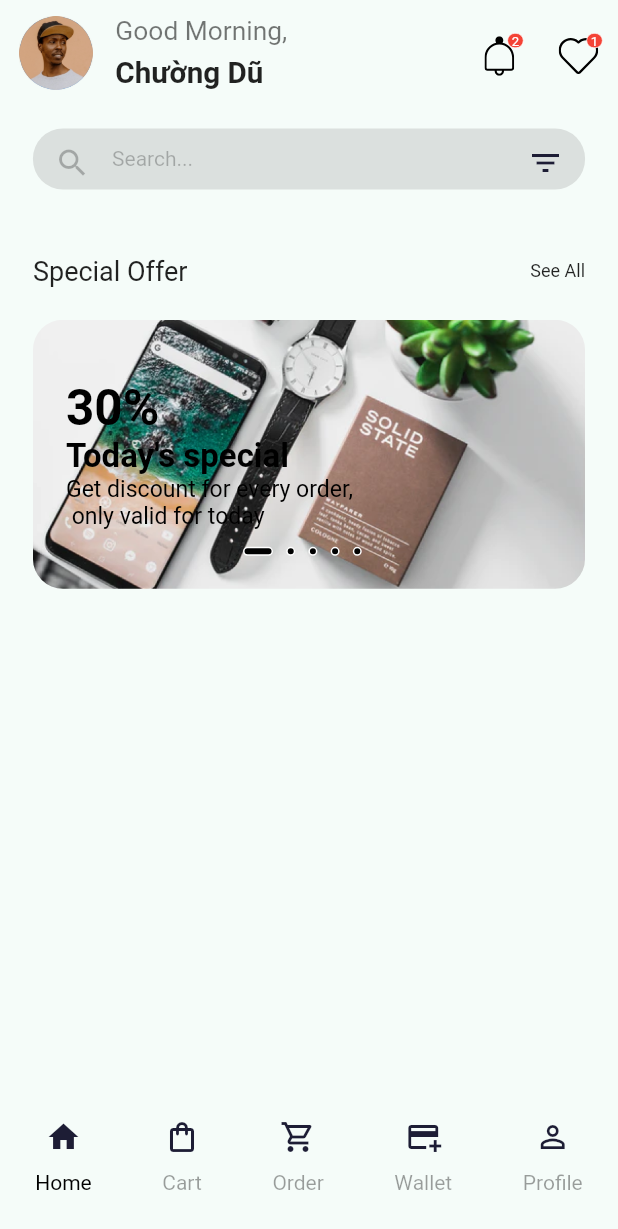
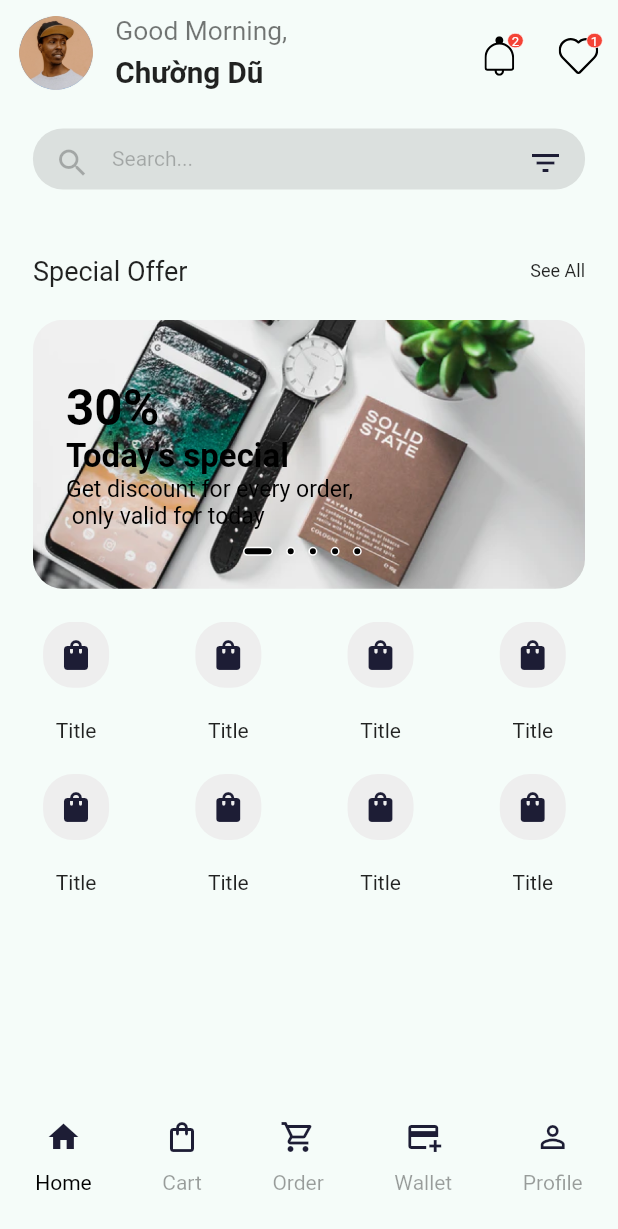
Before and after one commit to vuxnguyxn/e-commerce-app, a Flutter app: the screen it shows after launch, on a phone screen of 412 x 824 dp. Shown: the top 1229 px of the screen. Run offline on Flutter 3.47's test engine with Material 2 defaults, Android fonts, the phone set to English and light mode, and no system bars; our stand-ins replace flutter_svg.

Commit message:
feat(categories): create category list with girdview

```diff
--- /dev/null
+++ b/lib/screens/homes/components/category_item_card.dart
@@ -0,0 +1,35 @@
+import 'package:flutter/material.dart';
+
+import '../../../constants.dart';
+import '../../../size_config.dart';
+
+class CategoryItemCard extends StatelessWidget {
+  const CategoryItemCard({
+    Key? key,
+  }) : super(key: key);
+
+  @override
+  Widget build(BuildContext context) {
+    return SizedBox(
+      width: getProportionateScreenWidth(80),
+      child: Column(
+        children: [
+          InkWell(
+            onTap: () {},
+            child: Container(
+                padding: const EdgeInsets.all(kDefaultPadding / 2),
+                decoration: BoxDecoration(
+                  color: Colors.grey.shade200,
+                  borderRadius: BorderRadius.circular(kDefaultPadding),
+                ),
+                child: const Icon(Icons.shopping_bag)),
+          ),
+          SizedBox(
+            height: getProportionateScreenHeight(kDefaultPadding),
+          ),
+          const Text('Title'),
+        ],
+      ),
+    );
+  }
+}
--- a/lib/screens/homes/components/home_page.dart
+++ b/lib/screens/homes/components/home_page.dart
@@ -4,6 +4,7 @@ import 'package:flutter/material.dart';
 import 'package:flutter/scheduler.dart';
 
 import 'banner_special_offer.dart';
+import 'category_item_card.dart';
 import 'icon_button_with_counter.dart';
 import 'search_and_filter.dart';
 import 'title_offer_and_see_all.dart';
@@ -54,6 +55,18 @@ class _HomePageState extends State<HomePage> {
               press: () {},
             ),
             bannerOfferAndDot(),
+            SizedBox(
+              width: double.infinity,
+              height: getProportionateScreenHeight(200),
+              child: GridView.builder(
+                scrollDirection: Axis.horizontal,
+                itemCount: 10,
+                gridDelegate: const SliverGridDelegateWithFixedCrossAxisCount(
+                  crossAxisCount: 2,
+                ),
+                itemBuilder: (context, index) => const CategoryItemCard(),
+              ),
+            ),
           ],
         ),
       ),
--- a/lib/screens/splash/splash_screen.dart
+++ b/lib/screens/splash/splash_screen.dart
@@ -21,7 +21,7 @@ class _SplashScreenState extends State<SplashScreen> {
 
   void _navigator() {
     Timer(const Duration(seconds: 3),
-        () => Navigator.pushNamed(context, HomeScreen.route));
+        () => Navigator.pushReplacementNamed(context, HomeScreen.route));
   }
 
   // int val = 3;
```
